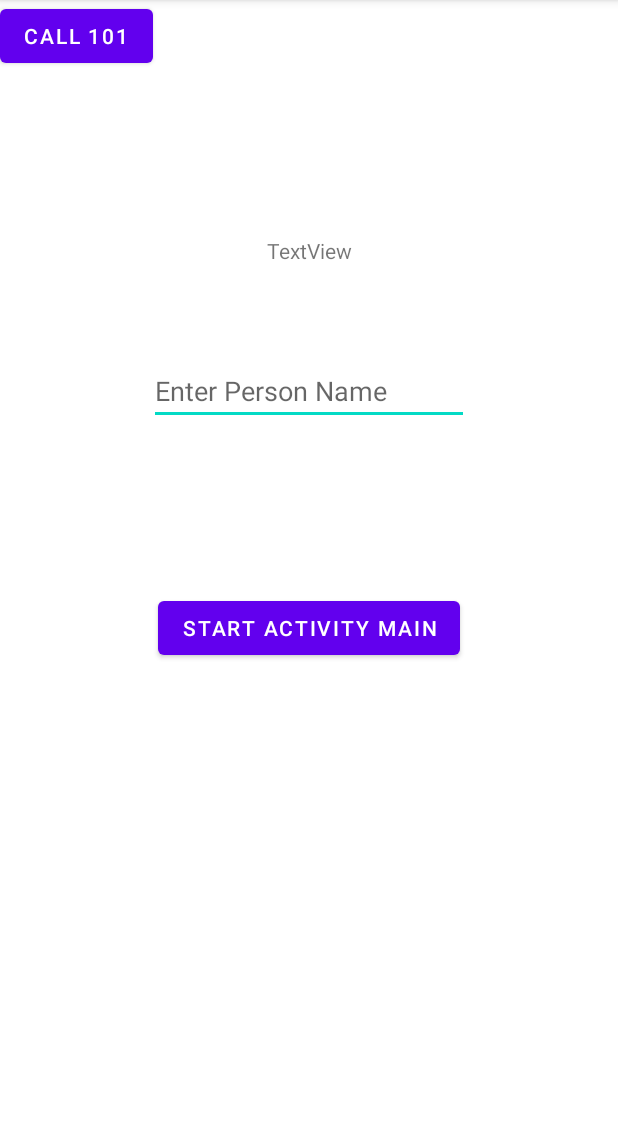
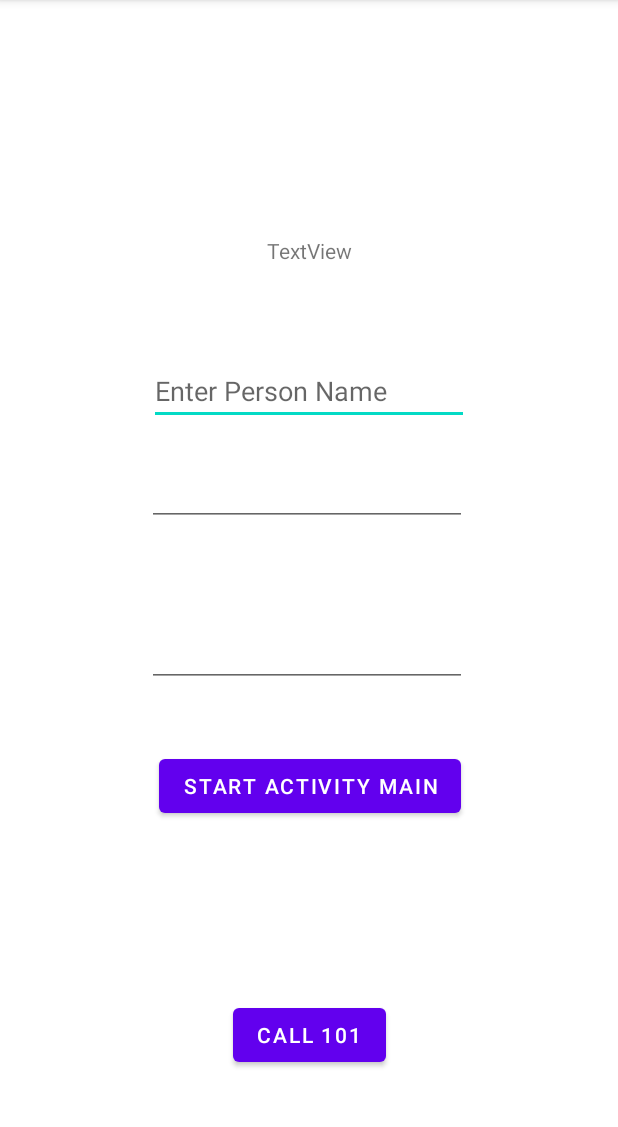
Before and after one commit to KRIXUS-alpha/Android-Demo-App, an Android app: the screen it shows after launch (HomeActivity), on a phone screen of 412 x 824 dp, the part 84-1211 px from its top. Run offline under Robolectric (Android 15) with nearby library versions, the phone set to English and light mode, and no system bars.

```diff
--- a/app/src/main/java/com/example/my_bajaj_app/HomeActivity.kt
+++ b/app/src/main/java/com/example/my_bajaj_app/HomeActivity.kt
@@ -5,12 +5,18 @@ import android.net.Uri
 import androidx.appcompat.app.AppCompatActivity
 import android.os.Bundle
 import android.view.View
+import android.widget.EditText
 import android.widget.Toast
 
 class HomeActivity : AppCompatActivity() {
+    lateinit var etContact: EditText
+    lateinit var etEmail: EditText
     override fun onCreate(savedInstanceState: Bundle?) {
         super.onCreate(savedInstanceState)
         setContentView(R.layout.activity_home)
+
+        etContact = findViewById(R.id.etContact)
+        etEmail = findViewById(R.id.etEmail)
     }
 
     fun handleClick(view: View) {
@@ -21,6 +27,48 @@ class HomeActivity : AppCompatActivity() {
 
 
     }
+
+    override fun onPause() {
+        super.onPause()
+        storeState();
+    }
+
+    //view-tool windows-file exploreer-data/data/yourpackage/sharedprefs/filename
+    private fun storeState() {
+        //get the data from the edittext
+        var contact: String = etContact.text.toString()
+        var email = etEmail.text.toString()
+        //create file home_state_prefs
+        var sharedPreferences = getSharedPreferences("home_state_prefs", MODE_PRIVATE)
+        //open the file in edit mode
+        var editor = sharedPreferences.edit()
+        //write the data to the file
+        editor.putString("cont",contact)
+        editor.putString("eml",email)
+        //save the file
+        editor.apply() //appply is asynchronous
+    }
+
+
+    override fun onResume() {
+        super.onResume()
+        restoreState();
+    }
+
+
+    private fun restoreState() {
+        //open the file home_state
+        var sharedPreferences = getSharedPreferences("home_state_prefs", MODE_PRIVATE)
+        //read the data from the file
+        var contact = sharedPreferences.getString("cont","")
+        var email = sharedPreferences.getString("eml","")
+        //set the data into the edittexts
+        etContact.setText(contact)
+        etEmail.setText(email)
+    }
+
+
+
 
     private fun startDialer(){
         var dialIntent = Intent(Intent.ACTION_DIAL, Uri.parse("tel:191"))
--- a/app/src/main/res/layout/activity_home.xml
+++ b/app/src/main/res/layout/activity_home.xml
@@ -10,12 +10,23 @@
         android:id="@+id/startMain"
         android:layout_width="wrap_content"
         android:layout_height="wrap_content"
-        android:layout_marginTop="111dp"
+        android:layout_marginStart="8dp"
+        android:layout_marginTop="42dp"
         android:onClick="handleClick"
         android:text="start activity Main"
+        app:layout_constraintStart_toStartOf="@+id/etEmail"
+        app:layout_constraintTop_toBottomOf="@+id/etEmail" />
+
+    <Button
+        android:id="@+id/call101"
+        android:layout_width="wrap_content"
+        android:layout_height="wrap_content"
+        android:layout_marginBottom="54dp"
+        android:onClick="handleClick"
+        android:text="Call 101"
+        app:layout_constraintBottom_toBottomOf="parent"
         app:layout_constraintEnd_toEndOf="parent"
-        app:layout_constraintStart_toStartOf="parent"
-        app:layout_constraintTop_toBottomOf="@+id/editText" />
+        app:layout_constraintStart_toStartOf="parent" />
 
     <EditText
         android:id="@+id/editText"
@@ -40,12 +51,25 @@
         app:layout_constraintEnd_toEndOf="parent"
         app:layout_constraintStart_toStartOf="parent" />
 
-    <Button
-        android:id="@+id/call101"
+    <EditText
+        android:id="@+id/etContact"
         android:layout_width="wrap_content"
         android:layout_height="wrap_content"
-        android:text="Call 101"
-        android:onClick="handleClick"
-        tools:layout_editor_absoluteX="158dp"
-        tools:layout_editor_absoluteY="520dp" />
+        android:layout_marginTop="22dp"
+        android:layout_marginEnd="1dp"
+        android:ems="10"
+        android:inputType="textPersonName"
+        android:text="Name"
+        app:layout_constraintEnd_toEndOf="@+id/editText"
+        app:layout_constraintTop_toBottomOf="@+id/editText" />
+
+    <EditText
+        android:id="@+id/etEmail"
+        android:layout_width="wrap_content"
+        android:layout_height="wrap_content"
+        android:layout_marginTop="62dp"
+        android:ems="10"
+        android:inputType="textEmailAddress"
+        app:layout_constraintStart_toStartOf="@+id/etContact"
+        app:layout_constraintTop_toBottomOf="@+id/etContact" />
 </androidx.constraintlayout.widget.ConstraintLayout>
```
